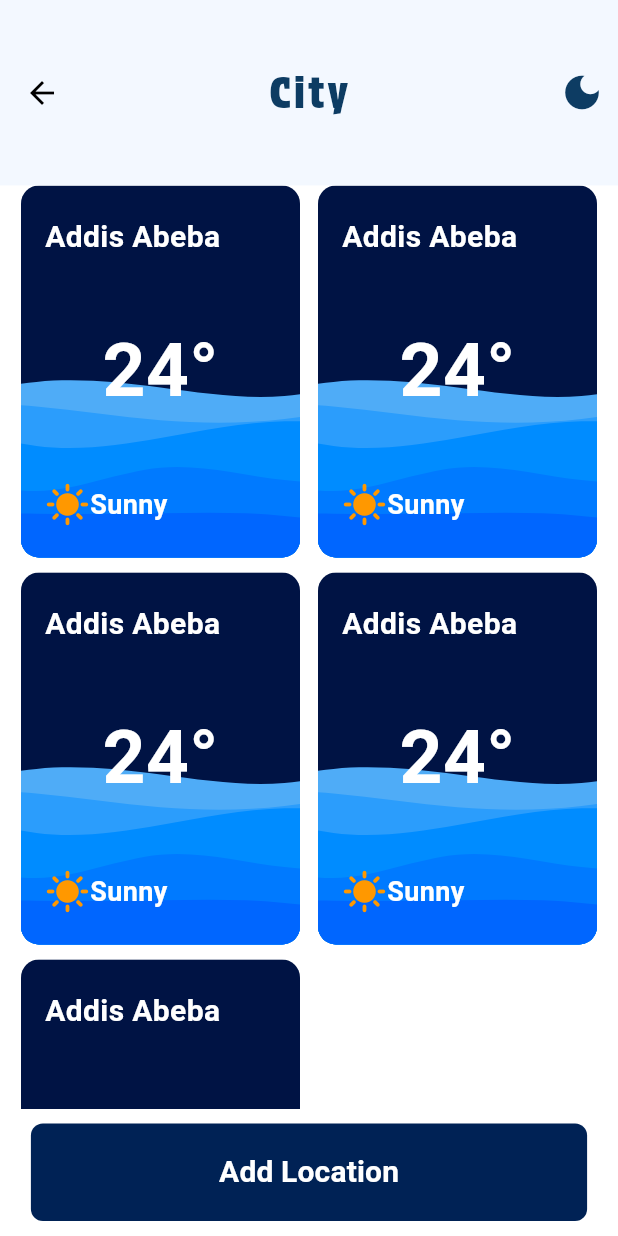
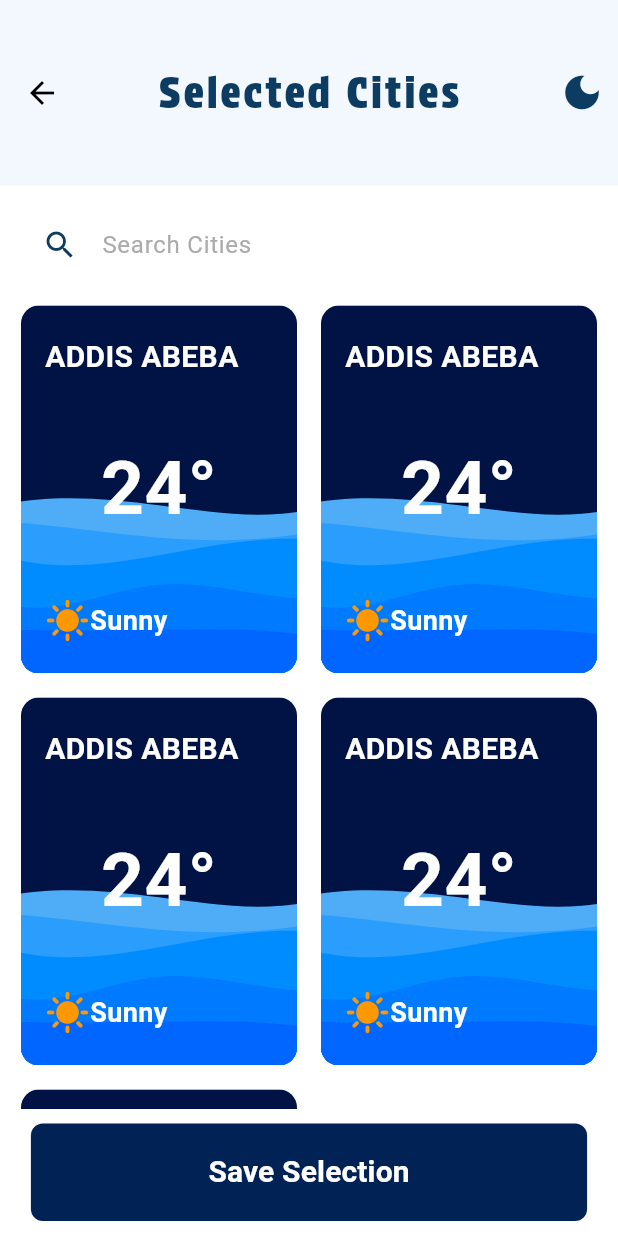
Before and after one commit to kaleabSolomon/WeatherIO, a Flutter app: the screen it shows after launch, after a tap on the "add" icon, on a phone screen of 412 x 824 dp. Run offline on Flutter 3.47's test engine with Material 3 defaults, Android fonts, the phone set to English and light mode, and no system bars; our stand-ins replace flutter_svg, smooth_page_indicator.

Commit message:
add search field to look for cities

```diff
--- a/lib/pages/add_locations_page.dart
+++ b/lib/pages/add_locations_page.dart
@@ -22,11 +22,32 @@ class _AddLocationsPageState extends State<AddLocationsPage> {
     return Scaffold(
       appBar: MyAppBar(
         height: MediaQuery.of(context).size.height * 0.15,
-        title: "City",
+        title: "Selected Cities",
         toggleTheme: toggleTheme,
         appBarActions: [],
       ),
       body: Column(children: [
+        Padding(
+          padding: const EdgeInsets.symmetric(vertical: 8.0, horizontal: 16),
+          child: TextField(
+            style: TextStyle(color: Theme.of(context).colorScheme.primary),
+            decoration: InputDecoration(
+                hintText: "Search Cities",
+                hintStyle: const TextStyle(
+                  color: Color.fromARGB(255, 171, 171, 171),
+                ),
+                contentPadding: const EdgeInsets.symmetric(vertical: 20),
+                filled: true,
+                fillColor: Theme.of(context).colorScheme.secondary,
+                prefixIcon: Icon(
+                  Icons.search,
+                  color: Theme.of(context).colorScheme.primary,
+                ),
+                border: OutlineInputBorder(
+                    borderSide: BorderSide.none,
+                    borderRadius: BorderRadius.circular(20))),
+          ),
+        ),
         Expanded(
             child: GridView.builder(
                 padding: const EdgeInsets.symmetric(horizontal: 14),
@@ -34,12 +55,12 @@ class _AddLocationsPageState extends State<AddLocationsPage> {
                 gridDelegate: const SliverGridDelegateWithFixedCrossAxisCount(
                     childAspectRatio: 3 / 4,
                     crossAxisCount: 2,
-                    mainAxisSpacing: 10,
-                    crossAxisSpacing: 12),
+                    mainAxisSpacing: 16,
+                    crossAxisSpacing: 16),
                 itemBuilder: (BuildContext context, int index) =>
                     const CityDataPreview())),
         CustomButton(
-            title: "Add Location",
+            title: "Save Selection",
             btnColor: Color.fromARGB(255, 0, 34, 85),
             btnAction: () {})
       ]),
--- a/lib/widgets/city_data_preview.dart
+++ b/lib/widgets/city_data_preview.dart
@@ -30,7 +30,7 @@ class CityDataPreview extends StatelessWidget {
               crossAxisAlignment: CrossAxisAlignment.start,
               children: [
                 Text(
-                  "Addis Abeba",
+                  "ADDIS ABEBA",
                   style: TextStyle(
                     fontSize: 20,
                     fontWeight: FontWeight.bold,
--- a/lib/widgets/weather_card.dart
+++ b/lib/widgets/weather_card.dart
@@ -37,7 +37,7 @@ class WeatherCard extends StatelessWidget {
                       crossAxisAlignment: CrossAxisAlignment.start,
                       children: [
                         Text(
-                          "Addis Abeba",
+                          "ADDIS ABEBA",
                           style: TextStyle(
                             fontSize: 20,
                             fontWeight: FontWeight.bold,
```
